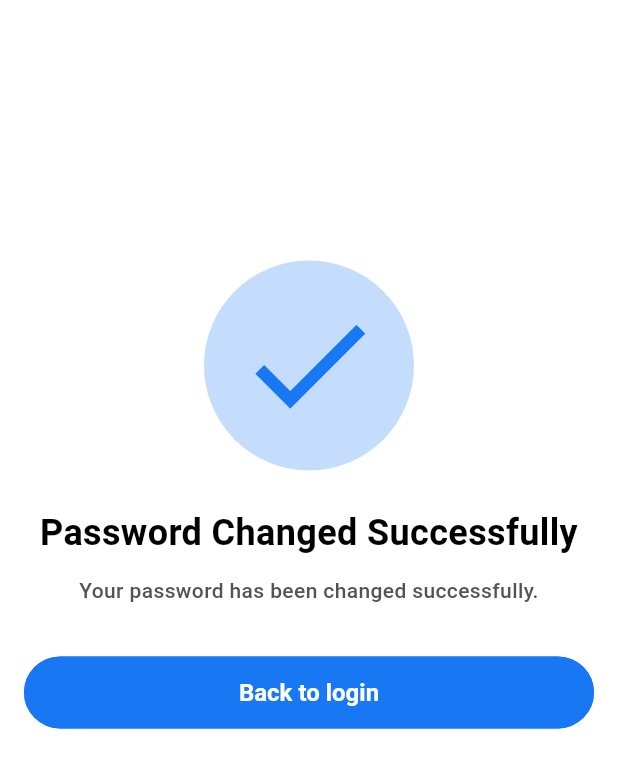
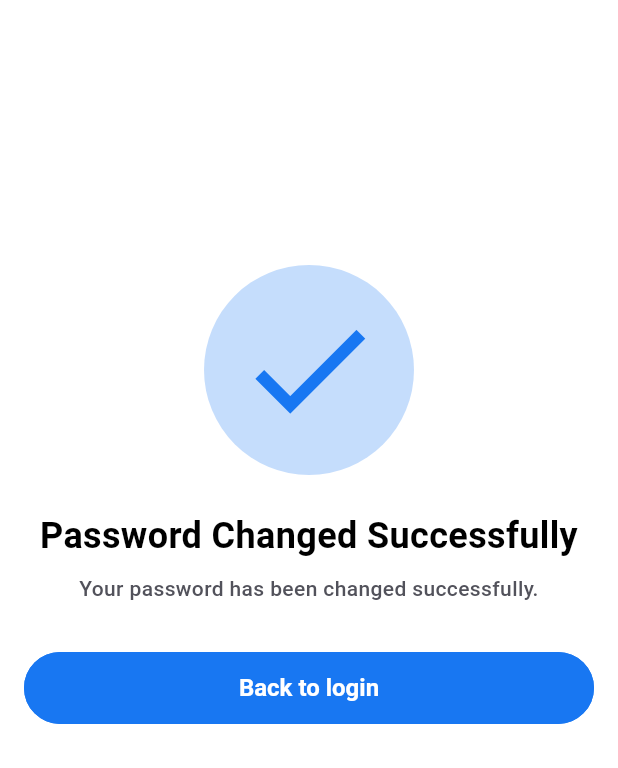
Before and after one commit to momshaddinury/flutter_template, a Flutter app: the CreateNewPasswordPage screen opened by its route, after a tap on "Reset Password", on a phone screen of 412 x 824 dp. Shown: the top 768 px of the screen. Run offline on Flutter 3.47's test engine with Material 3 defaults, Android fonts, the phone set to English and light mode, and no system bars; our stand-ins replace dio, flutter_riverpod, go_router, logger, pretty_dio_logger, riverpod_annotation and 1 more; missing offline and left inert: dio_cache_interceptor, dio_smart_retry; accounts and stored records are empty; generated files the repository leaves out were written again.

Commit message:
Refactor text style handling using BuildContext extensions and theme extensions

```diff
--- a/lib/src/core/theme/src/part/app_bar_theme.dart
+++ b/lib/src/core/theme/src/part/app_bar_theme.dart
@@ -7,8 +7,9 @@ class _AppBarTheme with ThemeExtensions {
       centerTitle: false,
       backgroundColor: color.appBar.background,
       surfaceTintColor: color.appBar.surfaceTint,
-      titleTextStyle: textStyle.appBar.title.copyWith(
+      titleTextStyle: textStyle.titleMedium.copyWith(
         color: color.appBar.title,
+        fontWeight: FontWeight.w600,
       ),
       iconTheme: IconThemeData(color: color.appBar.icon),
     );
--- a/lib/src/core/theme/src/part/input_decoration_theme.dart
+++ b/lib/src/core/theme/src/part/input_decoration_theme.dart
@@ -5,6 +5,7 @@ class _InputDecorationTheme with ThemeExtensions {
 
   InputDecorationTheme call() {
     return InputDecorationTheme(
+      hintStyle: textStyle.bodyLarge.copyWith(color: color.text.secondary),
       contentPadding: const EdgeInsets.symmetric(
         vertical: 12,
         horizontal: 16,
--- a/lib/src/feature/authentication/presentation/forgot_password/view/create_new_password_page.dart
+++ b/lib/src/feature/authentication/presentation/forgot_password/view/create_new_password_page.dart
@@ -24,13 +24,13 @@ class CreateNewPasswordPage extends StatelessWidget {
                 const SizedBox(height: 24),
                 Text(
                   'Create New password',
-                  style: context.textStyle.forgotPassword.title,
+                  style: context.textStyle.headlineSmall.size(24),
                 ),
                 const SizedBox(height: 4),
                 Text(
                   'Your new password must be different from previous used passwords.',
-                  style: context.textStyle.forgotPassword.body1.copyWith(
-                    color: context.color.text.secondary,
+                  style: context.textStyle.bodyMedium.medium.withColor(
+                    context.color.text.secondary,
                   ),
                 ),
                 const SizedBox(height: 32),
--- a/lib/src/feature/authentication/presentation/forgot_password/view/reset_password_page.dart
+++ b/lib/src/feature/authentication/presentation/forgot_password/view/reset_password_page.dart
@@ -24,19 +24,19 @@ class ResetPasswordPage extends StatelessWidget {
                 const SizedBox(height: 24),
                 Text(
                   'Reset password',
-                  style: context.textStyle.forgotPassword.title,
+                  style: context.textStyle.headlineSmall.semibold.size(24),
                 ),
                 const SizedBox(height: 4),
                 Text(
                   'Enter the email associated with your account and we’ll send an email with instructions to reset your password.',
-                  style: context.textStyle.forgotPassword.body1.copyWith(
-                    color: context.color.text.secondary,
+                  style: context.textStyle.bodyMedium.withColor(
+                    context.color.text.secondary,
                   ),
                 ),
-                const SizedBox(height: 32),
+                const SizedBox(height: 16),
                 Text(
                   'Email Address',
-                  style: context.textStyle.fieldLabel,
+                  style: context.textStyle.bodyMedium,
                 ),
                 const SizedBox(height: 8),
                 TextFormField(
--- a/lib/src/feature/authentication/presentation/forgot_password/view/reset_password_success_page.dart
+++ b/lib/src/feature/authentication/presentation/forgot_password/view/reset_password_success_page.dart
@@ -38,15 +38,14 @@ class ResetPasswordSuccessPage extends StatelessWidget {
                       Text(
                         'Password Changed Successfully',
                         textAlign: TextAlign.center,
-                        style: context.textStyle.forgotPassword.title,
+                        style: context.textStyle.headlineSmall.size(24),
                       ),
                       const SizedBox(height: 8),
                       Text(
                         'Your password has been changed successfully.',
                         textAlign: TextAlign.center,
-                        style: context.textStyle.forgotPassword.body1.copyWith(
-                          fontWeight: FontWeight.w500,
-                          color: context.color.text.secondary,
+                        style: context.textStyle.bodyMedium.medium.withColor(
+                          context.color.text.secondary,
                         ),
                       ),
                       const SizedBox(height: 32),
--- a/lib/src/feature/authentication/presentation/shared/widgets/link_text.dart
+++ b/lib/src/feature/authentication/presentation/shared/widgets/link_text.dart
@@ -23,14 +23,14 @@ class LinkText extends StatelessWidget {
           textAlign: TextAlign.center,
           text: TextSpan(
             text: text,
-            style: context.textStyle.linkText.text.copyWith(
-              color: context.color.text.secondary,
+            style: context.textStyle.labelLarge.withColor(
+              context.color.text.secondary,
             ),
             children: [
               TextSpan(
                 text: linkText,
-                style: context.textStyle.linkText.text.copyWith(
-                  color: context.color.text.primary,
+                style: context.textStyle.labelLarge.withColor(
+                  context.color.text.primary,
                 ),
               ),
             ],
```
Also changed, not shown: lib/src/core/theme/src/theme_extensions/src/text_style.dart (+78 -73 lines), lib/src/core/theme/theme.dart (+29 -4 lines), lib/src/feature/authentication/presentation/forgot_password/view/email_verification_page.dart (+3 -4 lines), lib/src/feature/onboarding/presentation/view/onboarding_page.dart (+2 -5 lines).
